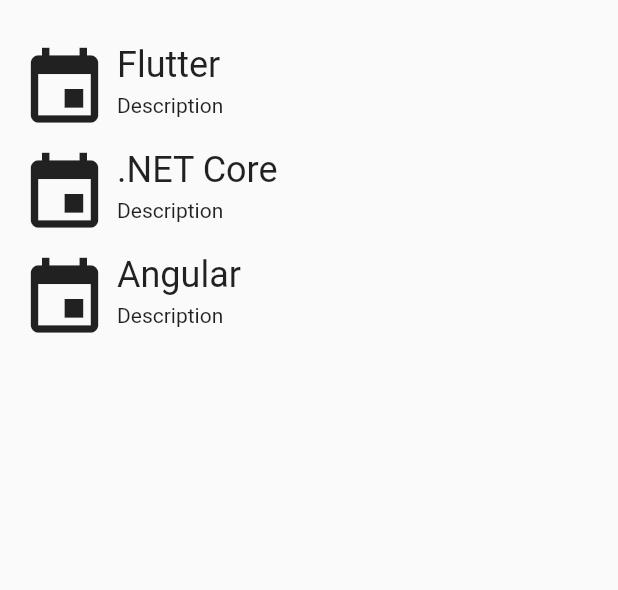
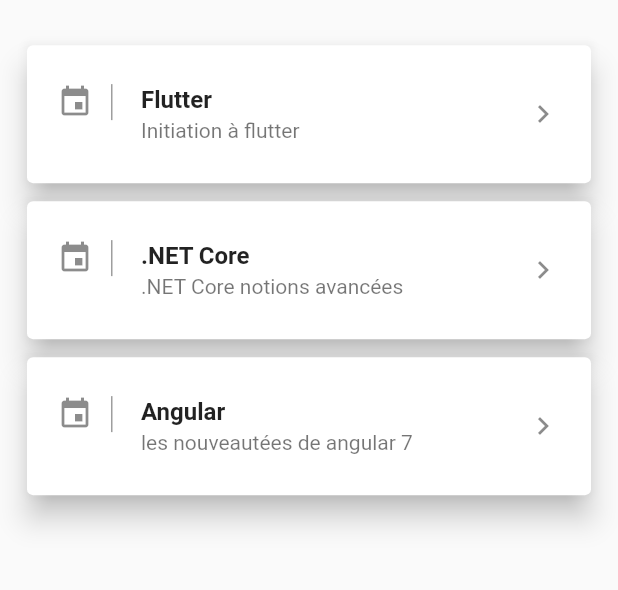
Before and after one commit to Petrol-/flutter-event, a Flutter app: the HomePage screen opened directly, on a phone screen of 412 x 824 dp, the part 484-1074 px from its top. Run offline on Flutter 3.47's test engine with Material 2 defaults, Android fonts, the phone set to English and light mode, and no system bars; drawn by our look-alikes of carousel_slider.

Commit message:
Visual improvments

```diff
--- a/lib/pages/home.dart
+++ b/lib/pages/home.dart
@@ -50,10 +50,12 @@ class HomePage extends StatelessWidget {
                       fontSize: 16),
                 )),
             Expanded(
-              child: ListView(
+              child: ListView.builder(
                 shrinkWrap: true,
                 padding: const EdgeInsets.all(8),
-                children: _eventList,
+                itemCount: _eventList.length,
+                itemBuilder: (BuildContext context, int index) => _buildCard(context,index),
+                // children: _eventList,
               ),
             )
           ],
@@ -106,4 +108,14 @@ class HomePage extends StatelessWidget {
       ),
     );
   }
+
+  Widget _buildCard(BuildContext context, int index) {
+    return Card(
+      elevation: 8.0,
+      margin: new EdgeInsets.symmetric(horizontal: 10.0, vertical: 6.0),
+      child: Container(
+        // decoration: BoxDecoration(color: Color.fromRGBO(64, 75, 96, .9)),
+        child: _eventList[index],)
+    );
+  }
 }
--- a/lib/widgets/event.dart
+++ b/lib/widgets/event.dart
@@ -26,15 +26,7 @@ class Event extends StatelessWidget {
 
   @override
   Widget build(BuildContext context) {
-    return Material(
-      color: Colors.transparent,
-      child: Container(
-        // decoration: new BoxDecoration(border: new Border.all(color: Colors.grey[500])),
-        height: _rowHeight,
-        child: InkWell(
-          // borderRadius: _borderRadius,
-          highlightColor: Colors.blue[300],
-          splashColor: Colors.blue[300],
+    return ListTile(
       onTap: () {
         Navigator.push(
             context,
@@ -43,45 +35,80 @@ class Event extends StatelessWidget {
                       event: this,
                     )));
       },
-          child: Padding(
-            padding: EdgeInsets.all(0.0),
-            child:
-                Row(crossAxisAlignment: CrossAxisAlignment.stretch, children: [
-              Padding(
-                padding: EdgeInsets.all(5.0),
-                child: Icon(
-                  iconLocation,
-                  size: 60,
+      contentPadding: EdgeInsets.symmetric(horizontal: 20.0, vertical: 10.0),
+      leading: Container(
+        padding: EdgeInsets.only(right: 12.0),
+        decoration: BoxDecoration(
+          border: Border(
+            right: BorderSide(color: Colors.grey, width: 1.0),
           ),
         ),
-              Expanded(
-                child: Container(
-                  // color: Colors.green,
-                  child: Column(
-                    children: <Widget>[
-                      Expanded(
-                        child: Container(
-                          alignment: Alignment.centerLeft,
-                          child: Text(
+        child: Icon(iconLocation),
+      ),
+      title: Text(
         title,
         // textAlign: TextAlign.center,
-                            style: Theme.of(context).textTheme.headline,
+        style: TextStyle(fontWeight: FontWeight.bold),
       ),
-                        ),
-                      ),
-                      Container(
-                          // color: Colors.amber,
-                          margin: EdgeInsets.only(bottom: 16.0),
-                          alignment: Alignment.centerLeft,
-                          child: Text("Description"))
-                    ],
-                  ),
-                ),
-              ),
-            ]),
-          ),
-        ),
-      ),
+      subtitle: Text(description),
+      trailing: Icon(Icons.keyboard_arrow_right),
     );
+    // return Material(
+    //   color: Colors.transparent,
+    //   child: Container(
+    //     // decoration: new BoxDecoration(border: new Border.all(color: Colors.grey[500])),
+    //     height: _rowHeight,
+    //     child: InkWell(
+    //       // borderRadius: _borderRadius,
+    //       highlightColor: Colors.blue[300],
+    //       splashColor: Colors.blue[300],
+    //       onTap: () {
+    //         Navigator.push(
+    //             context,
+    //             MaterialPageRoute(
+    //                 builder: (context) => EventDetail(
+    //                       event: this,
+    //                     )));
+    //       },
+    //       child: Padding(
+    //         padding: EdgeInsets.all(0.0),
+    //         child:
+    //             Row(crossAxisAlignment: CrossAxisAlignment.stretch, children: [
+    //           Padding(
+    //             padding: EdgeInsets.all(5.0),
+    //             child: Icon(
+    //               iconLocation,
+    //               size: 60,
+    //             ),
+    //           ),
+    //           Expanded(
+    //             child: Container(
+    //               // color: Colors.green,
+    //               child: Column(
+    //                 children: <Widget>[
+    //                   Expanded(
+    //                     child: Container(
+    //                       alignment: Alignment.centerLeft,
+    //                       child: Text(
+    //                         title,
+    //                         // textAlign: TextAlign.center,
+    //                         style: Theme.of(context).textTheme.headline,
+    //                       ),
+    //                     ),
+    //                   ),
+    //                   Container(
+    //                       // color: Colors.amber,
+    //                       margin: EdgeInsets.only(bottom: 16.0),
+    //                       alignment: Alignment.centerLeft,
+    //                       child: Text("Description"))
+    //                 ],
+    //               ),
+    //             ),
+    //           ),
+    //         ]),
+    //       ),
+    //     ),
+    //   ),
+    // );
   }
 }
```
Lines whose indentation alone changed are shown as unchanged.
